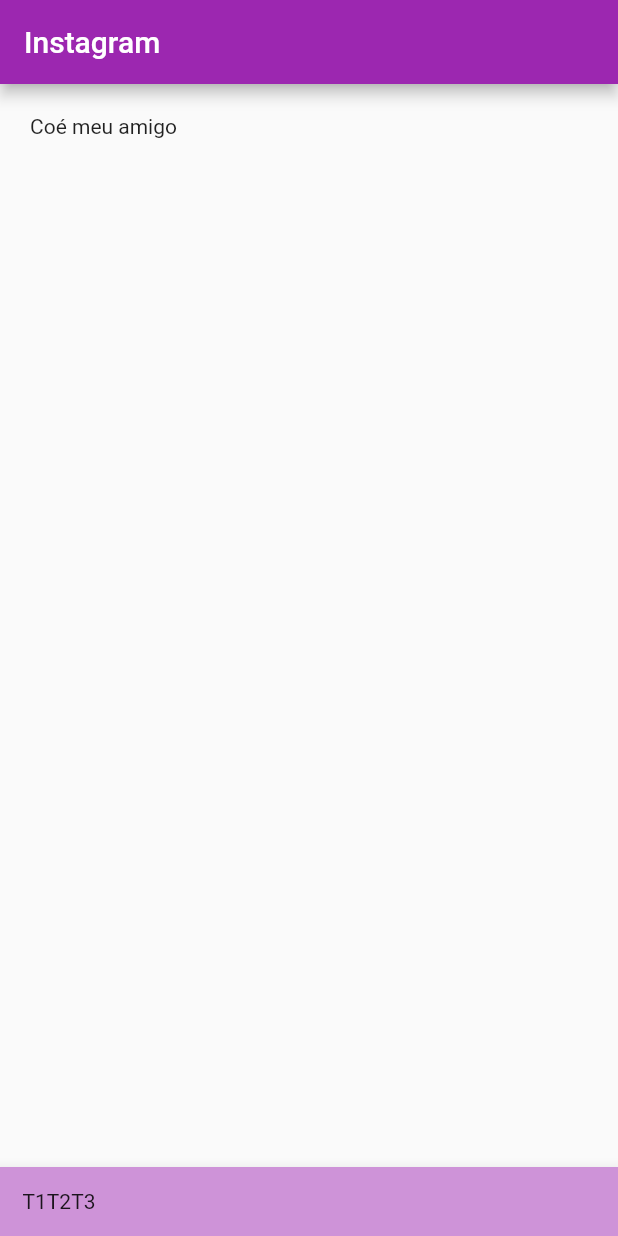
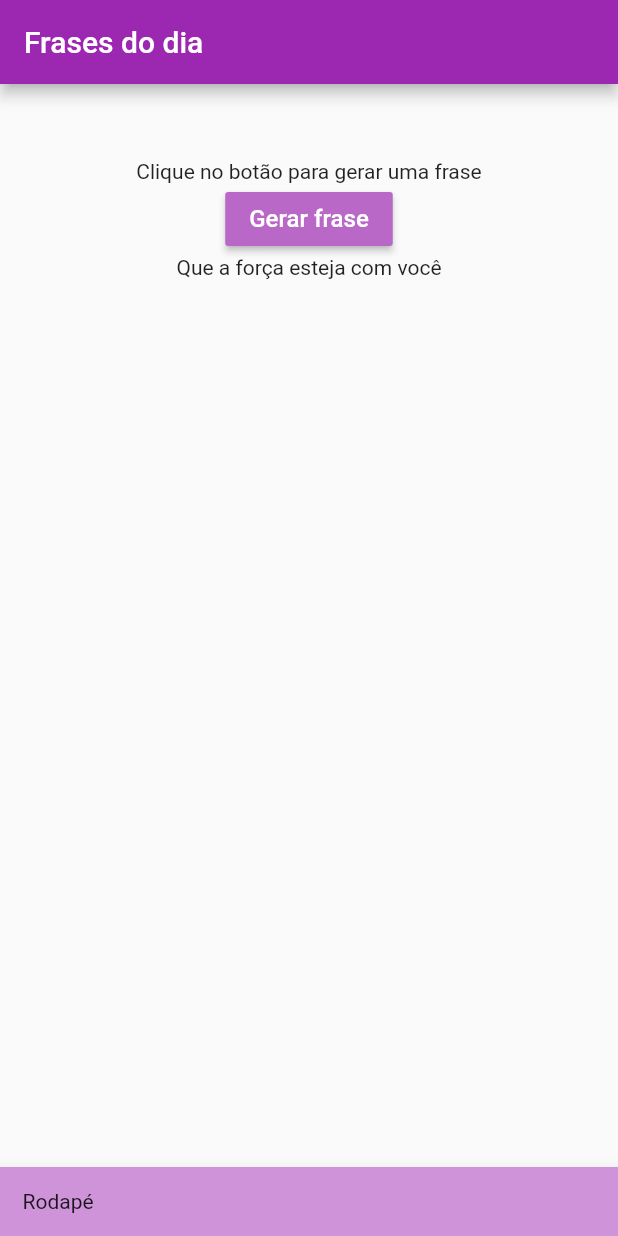
Before and after one commit to ThaysMrtns/App-frases-do-dia, a Flutter app: the screen it shows after launch, on a phone screen of 412 x 824 dp. Run offline on Flutter 3.47's test engine with Material 2 defaults, Android fonts, the phone set to English and light mode, and no system bars.

Commit message:
Alterando estado de variável

```diff
--- a/frasesDia/lib/main.dart
+++ b/frasesDia/lib/main.dart
@@ -2,22 +2,54 @@ import 'package:flutter/material.dart';
 void main() {
   runApp(MaterialApp(
     title: "Frases do dia",
-    home: App()
+    home: HomeStateful()
   ));
 
 }
 
-class App extends StatelessWidget {
+// Aprendendo statefull widget
+// Tem sempre um estado inicial que pode ser alterado no processo
+class HomeStateful extends StatefulWidget {
+  @override
+  _State createState() => _State();
+}
+
+class _State extends State<HomeStateful> {
+  var _frase = "Que a força esteja com você";
   @override
   Widget build(BuildContext context) {
-    return Scaffold(
+    return
+      Scaffold(
       appBar: AppBar( //Barra de navegação
-        title: Text("Instagram"),
+        title: Text("Frases do dia"),
         backgroundColor: Colors.purple,
       ),
-      body: Padding( //Corpo do app
-        padding: EdgeInsets.all(20),
-        child: Text("Coé meu amigo"),
+      body: Center(
+        child:
+          Padding( //Corpo do app
+          padding: EdgeInsets.fromLTRB(20, 50, 20, 20),
+          child:
+              Column(
+                children: [
+                  Text("Clique no botão para gerar uma frase"),
+                  RaisedButton(onPressed: (){
+                      setState(() {
+                        _frase = "Todo mundo odeia bugs";
+                      });
+                    },
+                    color: Colors.purple[300],
+                    textColor: Colors.white,
+                    child:
+                    const Text(
+                      "Gerar frase",
+                      style:
+                      TextStyle(fontSize: 16)
+                    ),
+                  ),
+                  Text("$_frase"),
+                ],
+            ),
+          ),
       ),
       bottomNavigationBar: BottomAppBar( //Footer
         color: Colors.purple[200],
@@ -25,9 +57,7 @@ class App extends StatelessWidget {
           padding: EdgeInsets.all(15),
           child: Row(
             children: [
-              Text("T1"),
-              Text("T2"),
-              Text("T3")
+              Text("Rodapé"),
             ],
           ),
         )
```
Also changed, not shown: 1 other file.
